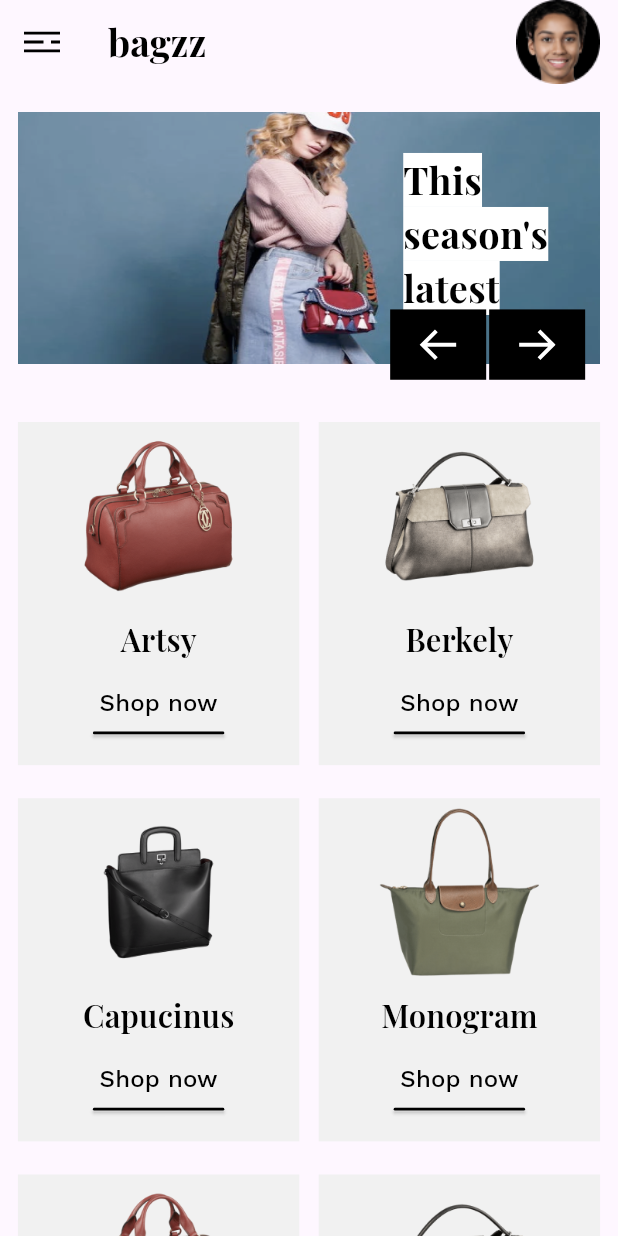
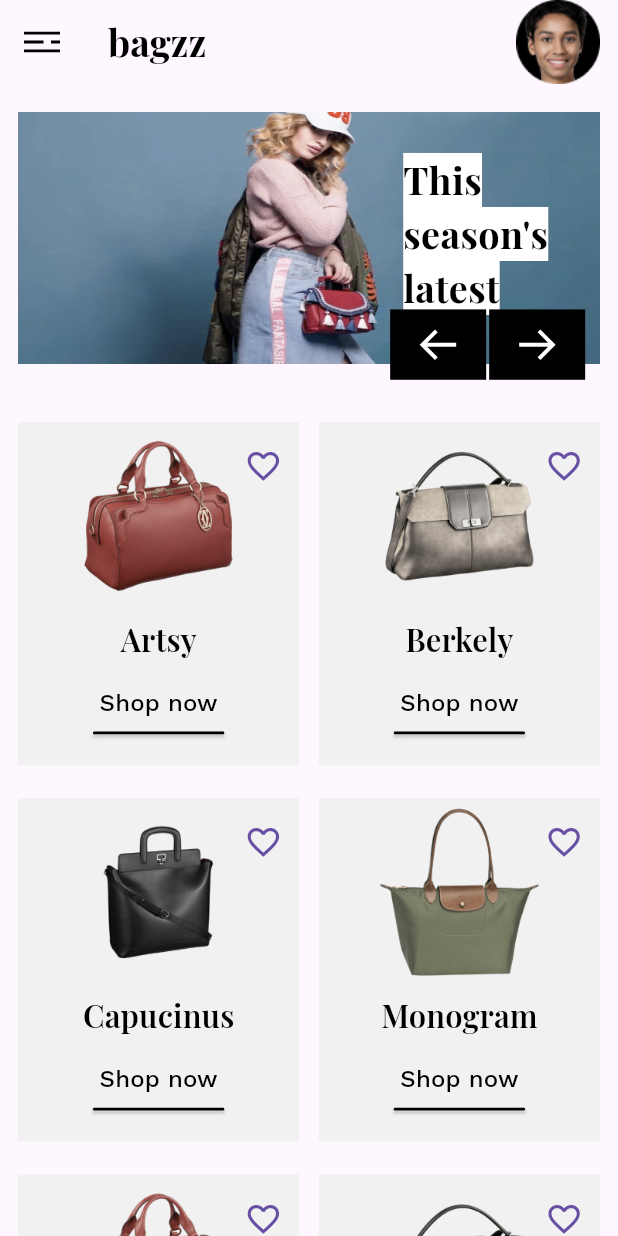
Before and after one commit to SharifboyMuminov/bagzz_shopping_app, a Flutter app: the screen it shows after launch, on a phone screen of 412 x 824 dp. Run offline on Flutter 3.47's test engine with Material 3 defaults, Android fonts, the phone set to English and light mode, and no system bars; our stand-ins replace flutter_screenutil, flutter_svg; project files that could hold a hidden picture were left out.

Commit message:
end home screen

```diff
--- a/lib/screens/home/widget/product_item.dart
+++ b/lib/screens/home/widget/product_item.dart
@@ -26,7 +26,10 @@ class ProductItem extends StatelessWidget {
         ),
       ),
       onPressed: onTab,
-      child: Column(
+      child: Stack(
+        alignment: Alignment.center,
+        children: [
+          Column(
             children: [
               Expanded(
                 child: Image.asset(
@@ -59,6 +62,18 @@ class ProductItem extends StatelessWidget {
               ),
             ],
           ),
+          Align(
+            alignment: Alignment.topRight,
+            child: IconButton(
+              onPressed: () {},
+              icon: Icon(
+                Icons.favorite_border,
+                size: 22.sp,
+              ),
+            ),
+          )
+        ],
+      ),
     );
   }
 }
```
Lines whose indentation alone changed are shown as unchanged.
